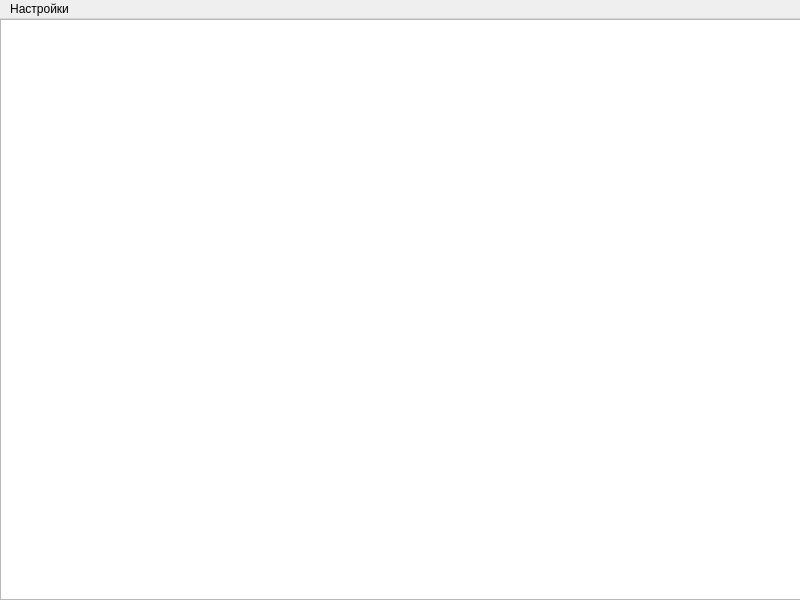
Old version of the form project/mainwindow.ui in the repository Vanechka2228/practice_Hohlov.
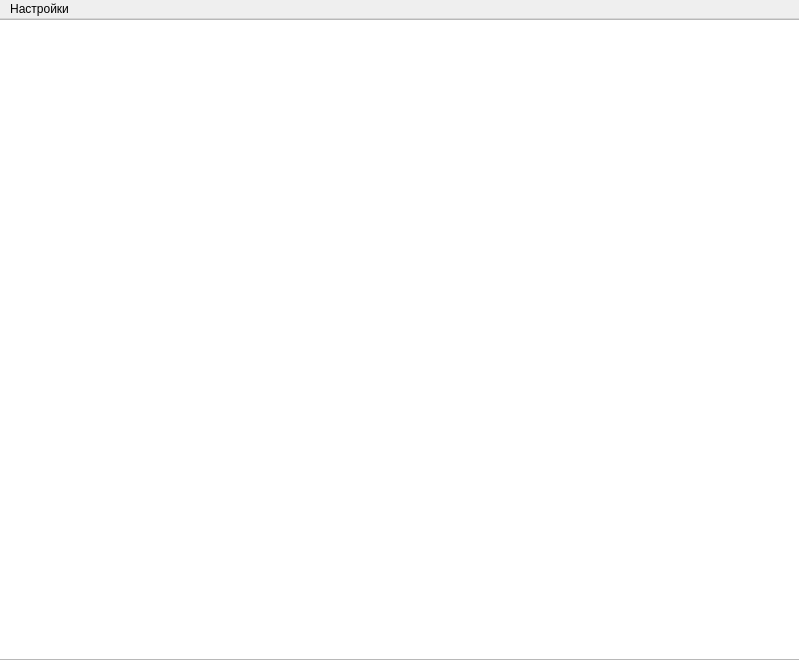
New version of the form.

Patch:
```diff
--- a/project/mainwindow.ui
+++ b/project/mainwindow.ui
@@ -6,8 +6,8 @@
    <rect>
     <x>0</x>
     <y>0</y>
-    <width>800</width>
-    <height>600</height>
+    <width>799</width>
+    <height>660</height>
    </rect>
   </property>
   <property name="windowTitle">
@@ -17,10 +17,10 @@
    <widget class="QGraphicsView" name="graphicsView">
     <property name="geometry">
      <rect>
-      <x>0</x>
+      <x>-10</x>
       <y>0</y>
-      <width>801</width>
-      <height>581</height>
+      <width>811</width>
+      <height>641</height>
      </rect>
     </property>
    </widget>
@@ -30,7 +30,7 @@
     <rect>
      <x>0</x>
      <y>0</y>
-     <width>800</width>
+     <width>799</width>
      <height>26</height>
     </rect>
    </property>
```
